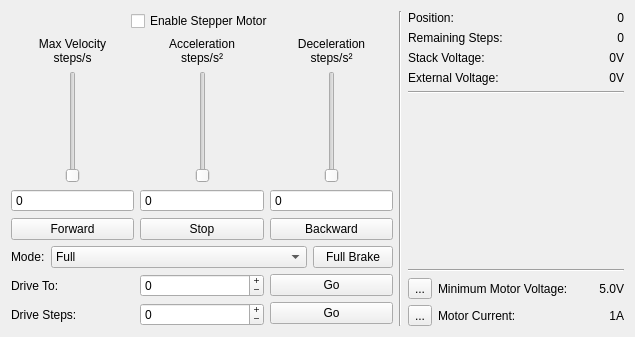
The window that src/brickv/plugin_system/plugins/silent_stepper/ui/silent_stepper.ui (Tinkerforge/brickv) describes before a commit, drawn with Qt 5.
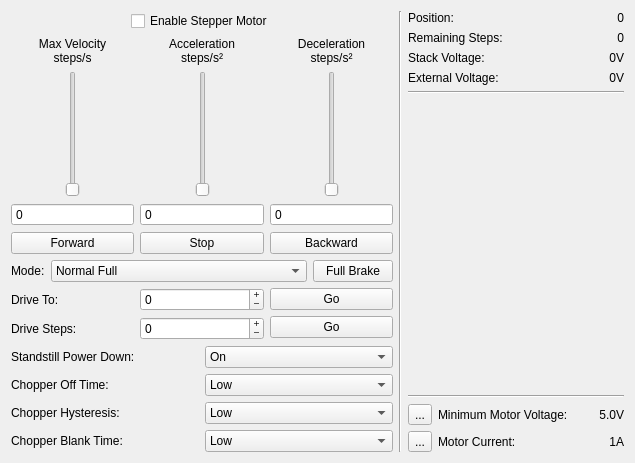
The same window after the commit.

Commit message: Add Silent Stepper Brick configuration

```diff
--- a/src/brickv/plugin_system/plugins/silent_stepper/ui/silent_stepper.ui
+++ b/src/brickv/plugin_system/plugins/silent_stepper/ui/silent_stepper.ui
@@ -7,7 +7,7 @@
     <x>0</x>
     <y>0</y>
     <width>635</width>
-    <height>337</height>
+    <height>463</height>
    </rect>
   </property>
   <property name="windowTitle">
@@ -376,7 +376,7 @@
            </property>
            <item>
             <property name="text">
-             <string>Full</string>
+             <string>Normal Full</string>
             </property>
            </item>
            <item>
@@ -484,6 +484,121 @@
          </item>
         </layout>
        </item>
+       <item>
+        <layout class="QHBoxLayout" name="horizontalLayout_15">
+         <item>
+          <widget class="QLabel" name="label_11">
+           <property name="text">
+            <string>Standstill Power Down:</string>
+           </property>
+          </widget>
+         </item>
+         <item>
+          <widget class="QComboBox" name="combo_standstill_power_down">
+           <item>
+            <property name="text">
+             <string>On</string>
+            </property>
+           </item>
+           <item>
+            <property name="text">
+             <string>Off</string>
+            </property>
+           </item>
+          </widget>
+         </item>
+        </layout>
+       </item>
+       <item>
+        <layout class="QHBoxLayout" name="horizontalLayout_16">
+         <item>
+          <widget class="QLabel" name="label_13">
+           <property name="text">
+            <string>Chopper Off Time:</string>
+           </property>
+          </widget>
+         </item>
+         <item>
+          <widget class="QComboBox" name="combo_chopper_off_time">
+           <item>
+            <property name="text">
+             <string>Low</string>
+            </property>
+           </item>
+           <item>
+            <property name="text">
+             <string>Medium</string>
+            </property>
+           </item>
+           <item>
+            <property name="text">
+             <string>High</string>
+            </property>
+           </item>
+          </widget>
+         </item>
+        </layout>
+       </item>
+       <item>
+        <layout class="QHBoxLayout" name="horizontalLayout_18">
+         <item>
+          <widget class="QLabel" name="label_14">
+           <property name="text">
+            <string>Chopper Hysteresis:</string>
+           </property>
+          </widget>
+         </item>
+         <item>
+          <widget class="QComboBox" name="combo_chopper_hysteresis">
+           <item>
+            <property name="text">
+             <string>Low</string>
+            </property>
+           </item>
+           <item>
+            <property name="text">
+             <string>Medium</string>
+            </property>
+           </item>
+           <item>
+            <property name="text">
+             <string>High</string>
+            </property>
+           </item>
+          </widget>
+         </item>
+        </layout>
+       </item>
+       <item>
+        <layout class="QHBoxLayout" name="horizontalLayout_19">
+         <item>
+          <widget class="QLabel" name="label_15">
+           <property name="text">
+            <string>Chopper Blank Time:</string>
+           </property>
+          </widget>
+         </item>
+         <item>
+          <widget class="QComboBox" name="combo_chopper_blank_time">
+           <item>
+            <property name="text">
+             <string>Low</string>
+            </property>
+           </item>
+           <item>
+            <property name="text">
+             <string>Medium</string>
+            </property>
+           </item>
+           <item>
+            <property name="text">
+             <string>High</string>
+            </property>
+           </item>
+          </widget>
+         </item>
+        </layout>
+       </item>
       </layout>
      </item>
      <item>
```
Left out of the diff: 31 changed lines with no effect on the pictures. The commit also changes 2 other files.
